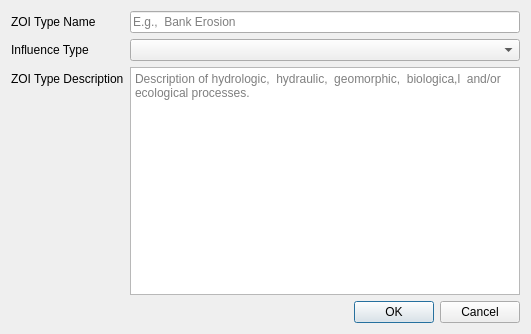
First picture: the form in src/ui/zoi_type_dialog.ui, repository Riverscapes/QRiS, before the edit.
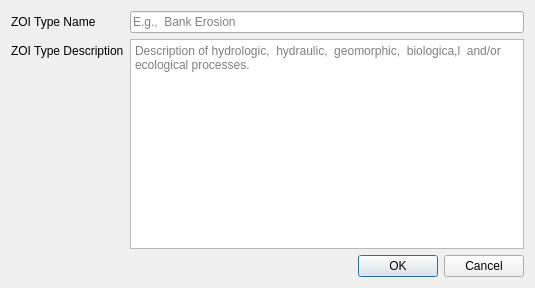
Second picture: the form after the edit. Icons and pictures are not drawn.

Commit message: Removes zoi influence type attribute

```diff
--- a/src/ui/zoi_type_dialog.ui
+++ b/src/ui/zoi_type_dialog.ui
@@ -6,8 +6,8 @@
    <rect>
     <x>0</x>
     <y>0</y>
-    <width>531</width>
-    <height>334</height>
+    <width>535</width>
+    <height>288</height>
    </rect>
   </property>
   <property name="windowTitle">
@@ -33,30 +33,20 @@
     </widget>
    </item>
    <item row="1" column="0">
-    <widget class="QLabel" name="label_2">
-     <property name="text">
-      <string>Influence Type</string>
-     </property>
-    </widget>
-   </item>
-   <item row="1" column="1">
-    <widget class="QComboBox" name="comboBox_zoi_influence"/>
-   </item>
-   <item row="2" column="0">
     <widget class="QLabel" name="label_5">
      <property name="text">
       <string>ZOI Type Description</string>
      </property>
     </widget>
    </item>
-   <item row="2" column="1">
+   <item row="1" column="1">
     <widget class="QPlainTextEdit" name="plainTextEdit_zoi_type_description">
      <property name="placeholderText">
       <string>Description of hydrologic,  hydraulic,  geomorphic,  biologica,l  and/or ecological processes.</string>
      </property>
     </widget>
    </item>
-   <item row="3" column="1">
+   <item row="2" column="1">
     <widget class="QDialogButtonBox" name="buttonBox">
      <property name="orientation">
       <enum>Qt::Horizontal</enum>
```
The commit also changes 4 other files.
